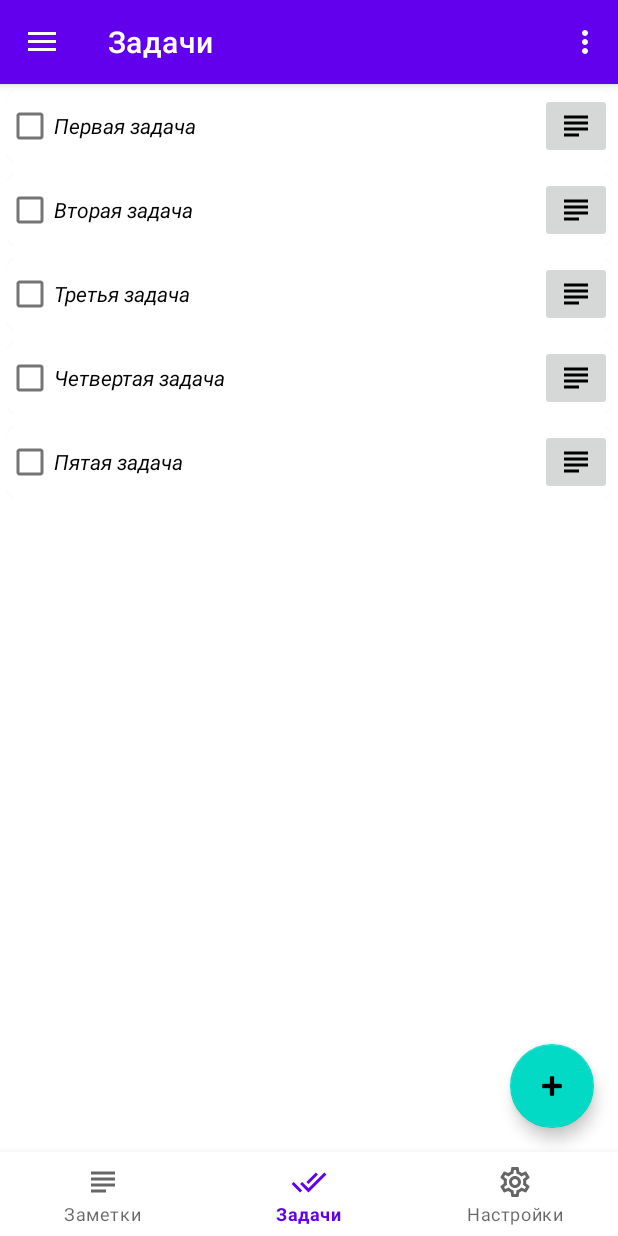
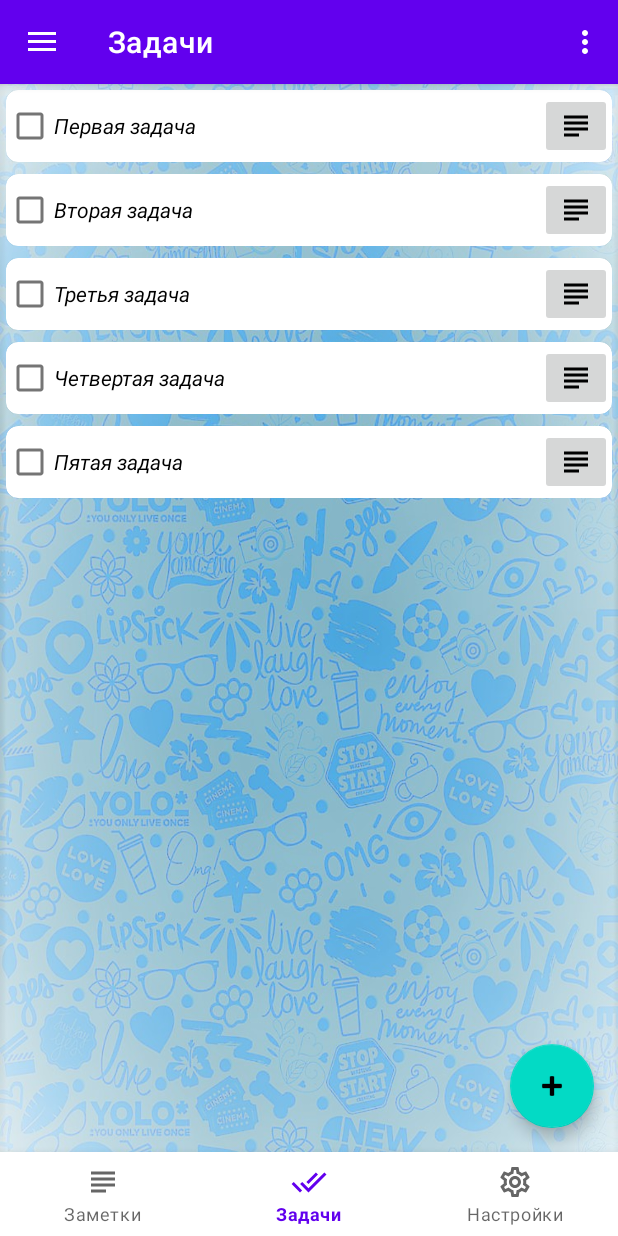
Before and after one commit to stdimensiy/GeekBrains_Course_AcquaintanceWithAndroid_HW_noteOrganizer_Std, an Android app: the screen it shows after launch (MainActivity), item 2 of the bottom bar chosen, on a phone screen of 412 x 824 dp. Run offline under Robolectric (Android 15) with nearby library versions, the phone set to English and light mode, and no system bars; our stand-ins replace Firebase (no records; nobody signed in at launch, a user with empty details on screens opened directly), navigation-ui.

```diff
--- a/app/src/main/java/ru/geekbrains/acquaintancewithandroid/hw/noteorganizer/domain/Task.java
+++ b/app/src/main/java/ru/geekbrains/acquaintancewithandroid/hw/noteorganizer/domain/Task.java
@@ -1,25 +1,36 @@
 package ru.geekbrains.acquaintancewithandroid.hw.noteorganizer.domain;
 
+import java.util.Date;
+
 public class Task extends Note {
-    private long alarmDate;        // дата и время напоминания
+    // поля объявленные в базовом классе Note
+//    public String id;                   //уникальный идентификатор записи
+//    private String title;               //заголовок заметки
+//    private String content;             //содержимое заметки
+//    private Date createDate;            //дата и время создания заметки
+//    private Date updateDate;            //дата и время последнего редактирования заметки
+//    private boolean marked;             //флаг состояния заметки (отмечена или не отмечена)
+
+    private Date alarmDate;        // дата и время напоминания
     private boolean isChecked;     // состояние флажка задачи (отмечено или нет)
-    private boolean isHaveContent; // признак наличия в задаче не только наименования но и содержания.
 
     public Task() {
 
     }
 
-    public Task(String title, String content, boolean isChecked, boolean isHaveContent) {
+    public Task(String title, String content) {
         super(title, content);
-        this.isChecked = isChecked;
-        this.isHaveContent = isHaveContent;
+        //значения по умолчанию
+        setCreateDate(new Date());
+        setUpdateDate(new Date());
+        this.isChecked = false;
     }
 
-    public long getAlarmDate() {
+    public Date getAlarmDate() {
         return alarmDate;
     }
 
-    public void setAlarmDate(long alarmDate) {
+    public void setAlarmDate(Date alarmDate) {
         this.alarmDate = alarmDate;
     }
 
@@ -30,12 +41,4 @@ public class Task extends Note {
     public void setChecked(boolean checked) {
         isChecked = checked;
     }
-
-    public boolean isHaveContent() {
-        return isHaveContent;
-    }
-
-    public void setHaveContent(boolean haveContent) {
-        isHaveContent = haveContent;
-    }
 }
--- a/app/src/main/java/ru/geekbrains/acquaintancewithandroid/hw/noteorganizer/domain/TasksRepository.java
+++ b/app/src/main/java/ru/geekbrains/acquaintancewithandroid/hw/noteorganizer/domain/TasksRepository.java
@@ -8,4 +8,6 @@ public interface TasksRepository {
     void addTask(String title);
 
     void deleteTask(int index);
+
+    void updateTask(Task task, CallBack<Object> objectCallBack);
 }
--- a/app/src/main/java/ru/geekbrains/acquaintancewithandroid/hw/noteorganizer/domain/TestTasksRepository.java
+++ b/app/src/main/java/ru/geekbrains/acquaintancewithandroid/hw/noteorganizer/domain/TestTasksRepository.java
@@ -19,11 +19,11 @@ public class TestTasksRepository implements TasksRepository {
     }
 
     private void firstIncrement(ArrayList<Task> tasks) {
-        tasks.add(new Task("Первая задача", "Описание первой задачи.", false, true));
-        tasks.add(new Task("Вторая задача", "", false, false));
-        tasks.add(new Task("Третья задача", "Описание третьей задачи.", true, true));
-        tasks.add(new Task("Четвертая задача", "", true, false));
-        tasks.add(new Task("Пятая задача", "Описание пятой задачи.", false, true));
+        tasks.add(new Task("Первая задача", "Описание первой задачи."));
+        tasks.add(new Task("Вторая задача", ""));
+        tasks.add(new Task("Третья задача", "Описание третьей задачи."));
+        tasks.add(new Task("Четвертая задача", ""));
+        tasks.add(new Task("Пятая задача", "Описание пятой задачи."));
     }
 
     @Override
@@ -49,11 +49,16 @@ public class TestTasksRepository implements TasksRepository {
 
     @Override
     public void addTask(String title) {
-        tasks.add(new Task(title, "Описание новой задачи.", false, false));
+        tasks.add(new Task(title, "Описание новой задачи."));
     }
 
     @Override
     public void deleteTask(int index) {
         tasks.remove(index);
     }
+
+    @Override
+    public void updateTask(Task task, CallBack<Object> objectCallBack) {
+
+    }
 }
--- a/app/src/main/res/layout/app_bar_main.xml
+++ b/app/src/main/res/layout/app_bar_main.xml
@@ -4,6 +4,7 @@
     xmlns:tools="http://schemas.android.com/tools"
     android:layout_width="match_parent"
     android:layout_height="match_parent"
+    android:background="@drawable/bg2"
     tools:context=".MainActivity">
 
     <com.google.android.material.appbar.AppBarLayout
--- a/app/src/main/res/layout/item_note.xml
+++ b/app/src/main/res/layout/item_note.xml
@@ -4,8 +4,11 @@
     android:layout_width="match_parent"
     android:layout_height="wrap_content"
     android:layout_margin="8dp"
+    android:elevation="4dp"
     app:cardBackgroundColor="#FFFFCC"
-    app:cardCornerRadius="@dimen/card_radius">
+    app:cardCornerRadius="@dimen/card_radius"
+    app:cardElevation="4dp"
+    app:cardMaxElevation="6dp">
 
     <androidx.constraintlayout.widget.ConstraintLayout
         android:layout_width="match_parent"
```
Also changed, not shown: app/src/main/java/ru/geekbrains/acquaintancewithandroid/hw/noteorganizer/ui/tasks/edit/EditTaskFragment.java (added, +9 -0 lines), app/src/main/java/ru/geekbrains/acquaintancewithandroid/hw/noteorganizer/ui/tasks/edit/EditTaskViewModel.java (added, +44 -0 lines), app/src/main/java/ru/geekbrains/acquaintancewithandroid/hw/noteorganizer/ui/tasks/edit/EditTaskViewModelFactory.java (added, +15 -0 lines), app/src/main/res/drawable/bg1.png (added), app/src/main/res/drawable/bg2.jpg (added).
